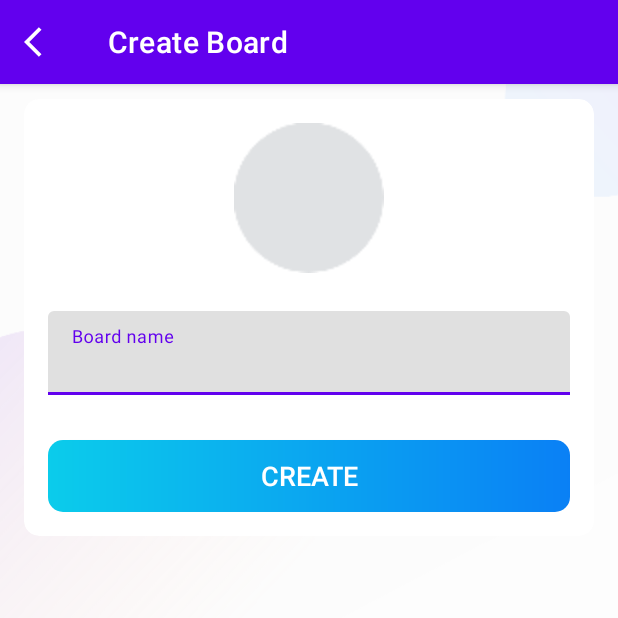
After one commit to perooo1/OrganizeMe-App, an Android app: the CreateBoardActivity screen opened directly, with no data from a screen before it, on a phone screen of 412 x 824 dp, the top half of it. The commit adds this screen. Run offline under Robolectric (Android 15) with nearby library versions, the phone set to English and light mode, and no system bars; our stand-ins replace Firebase (no records; nobody signed in at launch, a user with empty details on screens opened directly).

Commit message:
Added createBoardActivity and FAB

```diff
--- a/app/src/main/AndroidManifest.xml
+++ b/app/src/main/AndroidManifest.xml
@@ -3,8 +3,8 @@
     package="com.plenart.organizeme">
 
     <uses-permission android:name="android.permission.INTERNET" />
-    <uses-permission android:name="android.permission.ACCESS_NETWORK_STATE"/>
-    <uses-permission android:name="android.permission.READ_EXTERNAL_STORAGE"/>
+    <uses-permission android:name="android.permission.ACCESS_NETWORK_STATE" />
+    <uses-permission android:name="android.permission.READ_EXTERNAL_STORAGE" />
 
     <application
         android:allowBackup="true"
@@ -14,9 +14,13 @@
         android:supportsRtl="true"
         android:theme="@style/Theme.OrganizeMe">
         <activity
+            android:name=".activities.CreateBoardActivity"
+            android:screenOrientation="portrait"
+            android:theme="@style/AppTheme"></activity>
+        <activity
             android:name=".activities.MyProfileActivity"
             android:screenOrientation="portrait"
-            android:theme="@style/AppTheme"></activity>
+            android:theme="@style/AppTheme" />
         <activity android:name=".activities.BaseActivity" />
         <activity
             android:name=".activities.SignInActivity"
--- /dev/null
+++ b/app/src/main/java/com/plenart/organizeme/activities/CreateBoardActivity.kt
@@ -0,0 +1,38 @@
+package com.plenart.organizeme.activities
+
+import androidx.appcompat.app.AppCompatActivity
+import android.os.Bundle
+import com.plenart.organizeme.R
+import com.plenart.organizeme.databinding.ActivityCreateBoardBinding
+
+class CreateBoardActivity : BaseActivity() {
+    private lateinit var createBoardBinding: ActivityCreateBoardBinding;
+
+
+
+    override fun onCreate(savedInstanceState: Bundle?) {
+        super.onCreate(savedInstanceState)
+        createBoardBinding = ActivityCreateBoardBinding.inflate(layoutInflater);
+        setContentView(createBoardBinding.root);
+
+        setUpActionBar();
+
+    }
+
+    private fun setUpActionBar(){
+        setSupportActionBar(createBoardBinding.toolbarCreateBoardActivity)
+
+        createBoardBinding.toolbarCreateBoardActivity.setNavigationIcon(R.drawable.ic_action_navigation_menu)
+
+        val actionBar = supportActionBar;
+        if(actionBar != null){
+            actionBar.setDisplayHomeAsUpEnabled(true);
+            actionBar.setHomeAsUpIndicator(R.drawable.ic_white_color_back_24dp);
+            actionBar.title = resources.getString(R.string.create_board_title);
+        }
+        createBoardBinding.toolbarCreateBoardActivity.setNavigationOnClickListener{
+            onBackPressed();
+        }
+    }
+
+}
--- a/app/src/main/java/com/plenart/organizeme/activities/MainActivity.kt
+++ b/app/src/main/java/com/plenart/organizeme/activities/MainActivity.kt
@@ -31,6 +31,10 @@ class MainActivity : BaseActivity(), NavigationView.OnNavigationItemSelectedList
         mainActivityBinding.navView.setNavigationItemSelectedListener(this);
 
         FirestoreClass().loadUserData(this);
+
+        appBarMainBinding.fabCreateBoard.setOnClickListener{
+            startActivity(Intent(this,CreateBoardActivity::class.java));
+        }
 
     }
 
@@ -101,7 +105,7 @@ class MainActivity : BaseActivity(), NavigationView.OnNavigationItemSelectedList
             FirestoreClass().loadUserData(this);
         }
         else{
-            Log.e("Main onActivityResult Error", "error")
+            Log.e("MainOnActivityResultErr", "error")
         }
     }
 
--- /dev/null
+++ b/app/src/main/res/drawable/ic_vector_add24dp.xml
@@ -0,0 +1,5 @@
+<vector android:height="24dp" android:tint="#FFFFFF"
+    android:viewportHeight="24" android:viewportWidth="24"
+    android:width="24dp" xmlns:android="http://schemas.android.com/apk/res/android">
+    <path android:fillColor="@android:color/white" android:pathData="M19,13h-6v6h-2v-6H5v-2h6V5h2v6h6v2z"/>
+</vector>
--- /dev/null
+++ b/app/src/main/res/layout/activity_create_board.xml
@@ -0,0 +1,100 @@
+<?xml version="1.0" encoding="utf-8"?>
+<LinearLayout xmlns:android="http://schemas.android.com/apk/res/android"
+    xmlns:app="http://schemas.android.com/apk/res-auto"
+    xmlns:tools="http://schemas.android.com/tools"
+    android:layout_width="match_parent"
+    android:layout_height="match_parent"
+    android:orientation="vertical"
+    tools:context=".activities.MyProfileActivity">
+
+    <com.google.android.material.appbar.AppBarLayout
+        android:layout_width="match_parent"
+        android:layout_height="wrap_content"
+        android:theme="@style/AppTheme.AppBarOverlay"
+        >
+
+        <androidx.appcompat.widget.Toolbar
+            android:id="@+id/toolbar_create_board_activity"
+            android:layout_width="match_parent"
+            android:layout_height="?attr/actionBarSize"
+            android:background="?attr/colorPrimary"
+            app:popupTheme="@style/AppTheme.PopupOverlay"
+            />
+
+    </com.google.android.material.appbar.AppBarLayout>
+
+    <LinearLayout
+        android:layout_width="match_parent"
+        android:layout_height="match_parent"
+        android:background="@drawable/ic_background"
+        >
+
+        <androidx.cardview.widget.CardView
+            android:layout_width="match_parent"
+            android:layout_height="wrap_content"
+            android:layout_marginStart="@dimen/my_profile_screen_content_margintStartEnd"
+            android:layout_marginEnd="@dimen/my_profile_screen_content_margintStartEnd"
+            android:layout_marginTop="@dimen/my_profile_screen_content_margintTopBottom"
+            android:layout_marginBottom="@dimen/my_profile_screen_content_margintTopBottom"
+            android:elevation="@dimen/card_view_elevation"
+            app:cardCornerRadius="@dimen/card_view_corner_radius"
+            >
+
+            <LinearLayout
+                android:layout_width="match_parent"
+                android:layout_height="wrap_content"
+                android:gravity="center_horizontal"
+                android:orientation="vertical"
+                android:padding="@dimen/my_profile_screen_content_padding"
+                >
+
+                <ImageView
+                    android:id="@+id/iv_board_image_create_board_activity"
+                    android:layout_width="@dimen/board_image_size"
+                    android:layout_height="@dimen/board_image_size"
+                    android:contentDescription="@string/intro_screen_image_contentDescription"
+                    android:src="@drawable/ic_board_place_holder"
+                    />
+
+                <com.google.android.material.textfield.TextInputLayout
+                    android:layout_width="match_parent"
+                    android:layout_height="wrap_content"
+                    android:layout_marginTop="@dimen/my_profile_name_til_marginTop"
+                    >
+
+                    <androidx.appcompat.widget.AppCompatEditText
+                        android:id="@+id/et_name_my_profile_activity"
+                        android:layout_width="match_parent"
+                        android:layout_height="wrap_content"
+                        android:hint="@string/board_name"
+                        android:textSize="@dimen/et_text_size"
+                        />
+
+                </com.google.android.material.textfield.TextInputLayout>
+
+
+
+                <androidx.appcompat.widget.AppCompatButton
+                    android:id="@+id/btn_create_create_board_activity"
+                    android:layout_width="match_parent"
+                    android:layout_height="wrap_content"
+                    android:layout_gravity="center"
+                    android:layout_marginTop="@dimen/create_board_btn_marginTop"
+                    android:background="@drawable/shape_button_rounded"
+                    android:foreground="?attr/selectableItemBackground"
+                    android:gravity="center"
+                    android:paddingTop="@dimen/btn_paddingTopBottom"
+                    android:paddingBottom="@dimen/btn_paddingTopBottom"
+                    android:text="@string/create"
+                    android:textColor="@color/white"
+                    android:textSize="@dimen/btn_text_size"
+                    />
+
+
+            </LinearLayout>
+
+        </androidx.cardview.widget.CardView>
+
+    </LinearLayout>
+
+</LinearLayout>
--- a/app/src/main/res/layout/app_bar_main.xml
+++ b/app/src/main/res/layout/app_bar_main.xml
@@ -26,4 +26,13 @@
 
     <include layout="@layout/main_content"/>
 
+    <com.google.android.material.floatingactionbutton.FloatingActionButton
+        android:id="@+id/fab_create_board"
+        android:layout_width="wrap_content"
+        android:layout_height="wrap_content"
+        android:layout_gravity="bottom|end"
+        android:layout_margin="@dimen/fab_margin"
+        app:srcCompat = "@drawable/ic_vector_add24dp"
+        />
+
 </androidx.coordinatorlayout.widget.CoordinatorLayout>
--- a/app/src/main/res/values/dimens.xml
+++ b/app/src/main/res/values/dimens.xml
@@ -61,6 +61,12 @@
     <dimen name="my_profile_et_mobile_marginTop">20dp</dimen>
     <dimen name="my_profile_btn_update_marginTop">30dp</dimen>
 
+    <dimen name="fab_margin">16dp</dimen>
+    <dimen name="create_board_content_padding">16dp</dimen>
+    <dimen name="board_image_size">100dp</dimen>
+    <dimen name="create_board_til_marginTop">25dp</dimen>
+    <dimen name="create_board_btn_marginTop">30dp</dimen>
+
 
 
 </resources>
--- a/app/src/main/res/values/strings.xml
+++ b/app/src/main/res/values/strings.xml
@@ -21,5 +21,8 @@
     <string name="update">UPDATE</string>
     <string name="my_profile_title">My Profile</string>
 
+    <string name="create_board_title">Create Board</string>
+    <string name="create">Create</string>
+    <string name="board_name">Board name</string>
 
 </resources>
```
